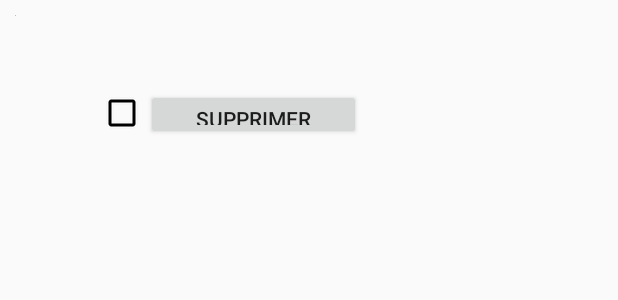
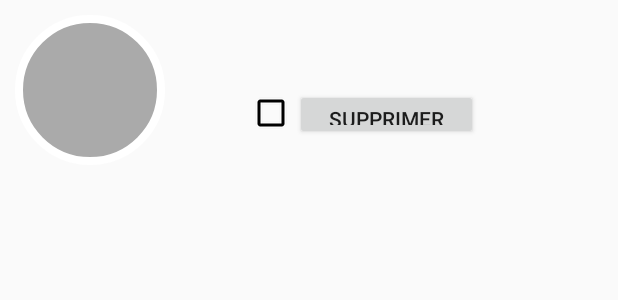
Before and after one commit to marwensaid/TPAndroidSaidiJimy, an Android app: the layout content_liste_compte.xml on its own in the app's theme, with its tools: preview values and no code run, on a phone screen of 412 x 824 dp. Shown: the top 300 px of the screen. Run offline under Robolectric (Android 15) with nearby library versions, the phone set to English and light mode, and no system bars.

Commit message:
feat(android) switch oval format params & change android dimens params --MS

```diff
--- a/app/src/main/res/drawable/image_cercle.xml
+++ b/app/src/main/res/drawable/image_cercle.xml
@@ -11,10 +11,10 @@
     </item>
     <item>
         <shape android:shape="oval">
-            <stroke android:width="@dimen/bt_stroke_big" android:color="@android:color/white" />
+            <stroke android:width="5dp" android:color="@android:color/white" />
             <solid android:color="@android:color/darker_gray" />
-            <corners android:radius="@dimen/widget_radius" />
-            <size android:height="@dimen/five_step" android:width="@dimen/five_step" />
+            <corners android:radius="50dp" />
+            <size android:height="100dp" android:width="100dp" />
         </shape>
     </item>
 
--- a/app/src/main/res/values/dimens.xml
+++ b/app/src/main/res/values/dimens.xml
@@ -3,9 +3,12 @@
     <dimen name="activity_horizontal_margin">16dp</dimen>
     <dimen name="activity_vertical_margin">16dp</dimen>
     <dimen name="fab_margin">16dp</dimen>
-    <dimen name="bt_stroke" />
-    <dimen name="widget_radius" />
-    <dimen name="one_step" />
-    <dimen name="five_step" />
-    <dimen name="bt_stroke_big" />
+    <!-- Default screen margins, per the Android Design guidelines. -->
+    <dimen name="nav_header_vertical_spacing">16dp</dimen>
+    <dimen name="nav_header_height">120dp</dimen>
+    <dimen name="bt_stroke">10dp</dimen>
+    <dimen name="widget_radius">50dp</dimen>
+    <dimen name="one_step">5dp</dimen>
+    <dimen name="five_step">100dp</dimen>
+    <dimen name="bt_stroke_big">5dp</dimen>
 </resources>
```
Also changed, not shown: 1 other file.
